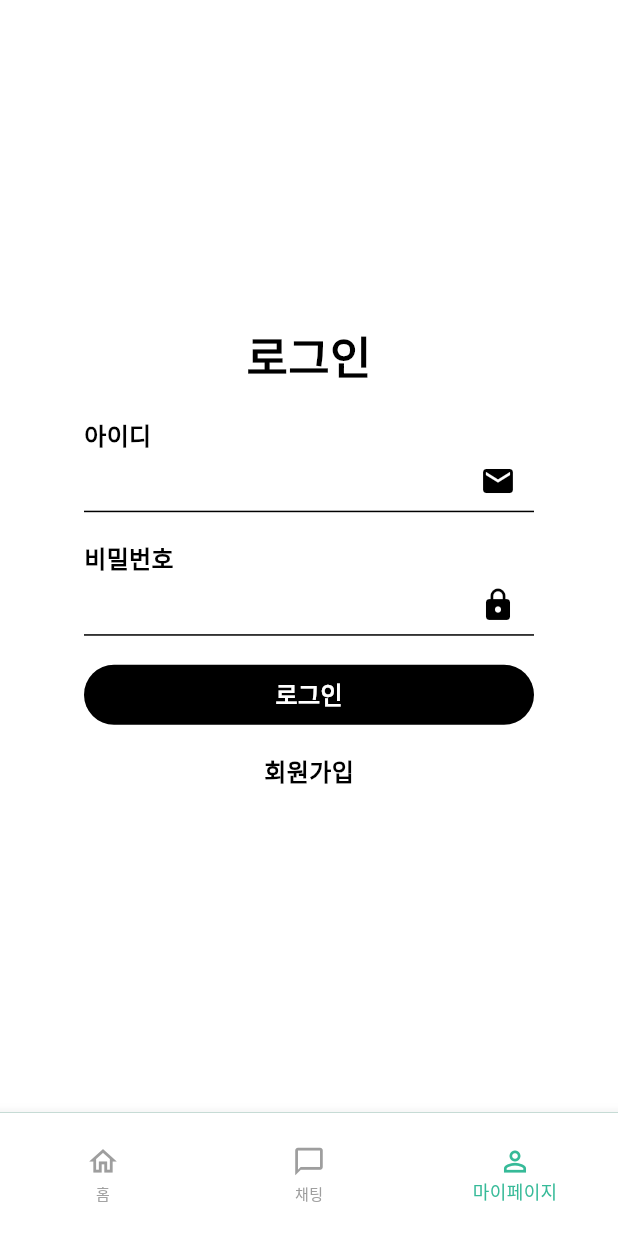
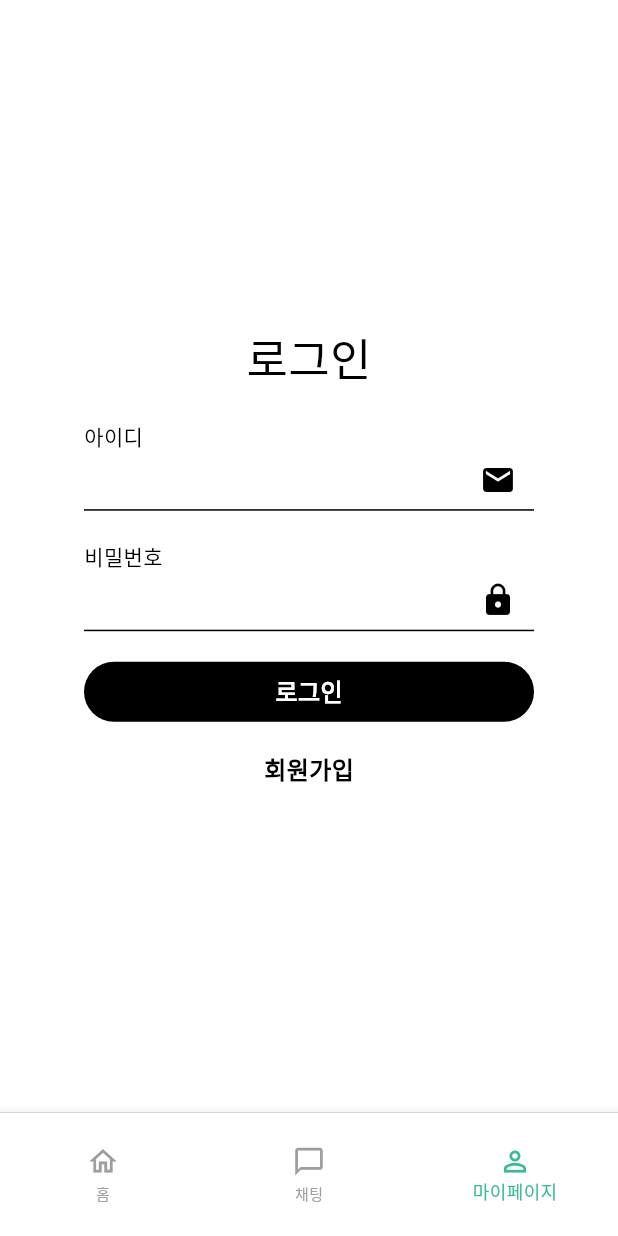
Before and after one commit to t08361/used-auction, a Flutter app: the screen it shows after launch, item 3 of the bottom bar chosen, on a phone screen of 412 x 824 dp. Run offline on Flutter 3.47's test engine with Material 3 defaults, Android fonts, the phone set to English and light mode, and no system bars; our stand-ins replace cached_network_image, firebase_core, firebase_storage, geocoding, geolocator, image_picker and 3 more; accounts and stored records are empty; network calls fail.

Commit message:
--modi-- =textutil-->text 위젯으로 수정

```diff
--- a/lib/screens/login_screen.dart
+++ b/lib/screens/login_screen.dart
@@ -159,12 +159,23 @@ class _LoginScreenState extends State<LoginScreen> {
                   children: [
                     const Spacer(),
                     Center(
-                      child: TextUtil(
-                        text: "로그인", weight: true, size: 30, color: Colors.black,
+                      child: Text(
+                        "로그인",
+                        style: TextStyle(
+                          fontSize: 30,
+                          color: Colors.black,
+                          fontWeight: FontWeight.w400, // 가벼운 두께로 설정
+                        ),
                       ),
                     ),
                     const Spacer(),
-                    TextUtil(text: "아이디", color: Colors.black,),
+                    Text(
+                      "아이디",
+                      style: TextStyle(
+                        color: Colors.black,
+                        fontWeight: FontWeight.w400, // 가벼운 두께로 설정
+                      ),
+                    ),
                     Container(
                       height: 40,
                       decoration: const BoxDecoration(
@@ -182,7 +193,13 @@ class _LoginScreenState extends State<LoginScreen> {
                       ),
                     ),
                     const Spacer(),
-                    TextUtil(text: "비밀번호", color: Colors.black,),
+                    Text(
+                      "비밀번호",
+                      style: TextStyle(
+                        color: Colors.black,
+                        fontWeight: FontWeight.w400, // 가벼운 두께로 설정
+                      ),
+                    ),
                     Container(
                       height: 40,
                       decoration: const BoxDecoration(
@@ -211,7 +228,16 @@ class _LoginScreenState extends State<LoginScreen> {
                             borderRadius: BorderRadius.circular(30)
                         ),
                         alignment: Alignment.center,
-                        child: TextUtil(text: "로그인", color: Colors.white,),
+                        child: Center(
+                          child: Text(
+                            "로그인",
+                            style: TextStyle(
+                              fontSize: 16,
+                              fontWeight: FontWeight.w600, // 기존에 true로 설정되어 있던 부분을 bold로 대체
+                              color: Colors.white,
+                            ),
+                          ),
+                        ),
                       ),
                     ),
                     const Spacer(),
@@ -224,8 +250,15 @@ class _LoginScreenState extends State<LoginScreen> {
                         );
                       },
                       child: Center(
-                        child: TextUtil(
-                          text: "회원가입", size: 16, weight: true, color: Colors.black,
+                        child: Center(
+                          child: Text(
+                            "회원가입",
+                            style: TextStyle(
+                              fontSize: 16,
+                              fontWeight: FontWeight.w600, // 기존에 true로 설정되어 있던 부분을 bold로 대체
+                              color: Colors.black,
+                            ),
+                          ),
                         ),
                       ),
                     ),
```
